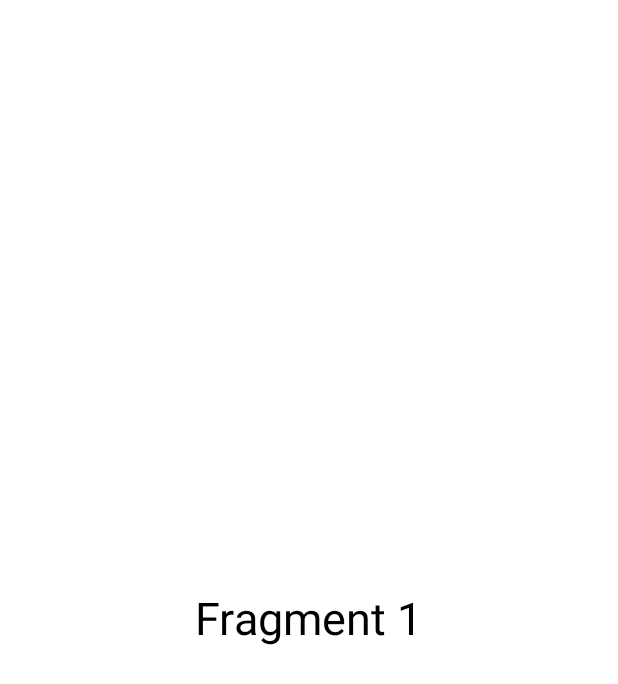
After one commit to MatthieuRt/tourisme-android, an Android app: the fragment Favoris shown on its own in the app's theme, on a phone screen of 412 x 824 dp. The commit adds this screen. Shown: the top 684 px of the screen. Run offline under Robolectric (Android 15) with nearby library versions, the phone set to English and light mode, and no system bars.

Commit message:
Ajout de fragments

```diff
--- /dev/null
+++ b/app/src/main/java/com/example/roadtomadagascar/Fragments/Favoris.java
@@ -0,0 +1,66 @@
+package com.example.roadtomadagascar.Fragments;
+
+import android.os.Bundle;
+
+import androidx.fragment.app.Fragment;
+
+import android.view.LayoutInflater;
+import android.view.View;
+import android.view.ViewGroup;
+
+import com.example.roadtomadagascar.R;
+
+/**
+ * A simple {@link Fragment} subclass.
+ * Use the {@link Favoris#newInstance} factory method to
+ * create an instance of this fragment.
+ */
+public class Favoris extends Fragment {
+
+    // TODO: Rename parameter arguments, choose names that match
+    // the fragment initialization parameters, e.g. ARG_ITEM_NUMBER
+    private static final String ARG_PARAM1 = "param1";
+    private static final String ARG_PARAM2 = "param2";
+
+    // TODO: Rename and change types of parameters
+    private String mParam1;
+    private String mParam2;
+
+    public Favoris() {
+        // Required empty public constructor
+    }
+
+    /**
+     * Use this factory method to create a new instance of
+     * this fragment using the provided parameters.
+     *
+     * @param param1 Parameter 1.
+     * @param param2 Parameter 2.
+     * @return A new instance of fragment Favoris.
+     */
+    // TODO: Rename and change types and number of parameters
+    public static Favoris newInstance(String param1, String param2) {
+        Favoris fragment = new Favoris();
+        Bundle args = new Bundle();
+        args.putString(ARG_PARAM1, param1);
+        args.putString(ARG_PARAM2, param2);
+        fragment.setArguments(args);
+        return fragment;
+    }
+
+    @Override
+    public void onCreate(Bundle savedInstanceState) {
+        super.onCreate(savedInstanceState);
+        if (getArguments() != null) {
+            mParam1 = getArguments().getString(ARG_PARAM1);
+            mParam2 = getArguments().getString(ARG_PARAM2);
+        }
+    }
+
+    @Override
+    public View onCreateView(LayoutInflater inflater, ViewGroup container,
+                             Bundle savedInstanceState) {
+        // Inflate the layout for this fragment
+        return inflater.inflate(R.layout.fragment_favoris, container, false);
+    }
+}
--- /dev/null
+++ b/app/src/main/res/layout/fragment_favoris.xml
@@ -0,0 +1,17 @@
+<?xml version="1.0" encoding="utf-8"?>
+<RelativeLayout xmlns:android="http://schemas.android.com/apk/res/android"
+    xmlns:tools="http://schemas.android.com/tools"
+    android:layout_width="match_parent"
+    android:layout_height="match_parent"
+    tools:context=".Fragments.Favoris">
+
+    <!-- TODO: Update blank fragment layout -->
+    <TextView
+        android:layout_width="wrap_content"
+        android:layout_height="wrap_content"
+        android:text="Fragment 1"
+        android:textSize="30dp"
+        android:layout_centerInParent="true"
+        android:textColor="@color/black"/>
+
+</RelativeLayout>
--- a/app/src/main/res/values/strings.xml
+++ b/app/src/main/res/values/strings.xml
@@ -9,4 +9,6 @@
     <string name="invalid_username">Not a valid username</string>
     <string name="invalid_password">Password must be >5 characters</string>
     <string name="login_failed">"Login failed"</string>
+    <!-- TODO: Remove or change this placeholder text -->
+    <string name="hello_blank_fragment">Hello blank fragment</string>
 </resources>
```
Also changed, not shown: app/src/main/java/com/example/roadtomadagascar/Fragments/Parametres.java (added, +66 -0 lines), app/src/main/res/layout/fragment_parametres.xml (added, +17 -0 lines).
